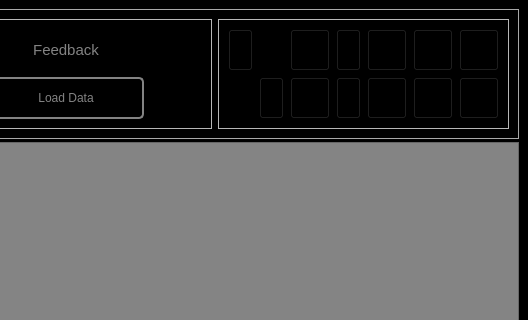
Old version of the form Scanner GUI/Plotters Control/Plotter/plotter.ui in the repository afylab/nanoSQUID-Scanning-Software; both pictures show x 542 to 1070 and y 0 to 320 of the 1070 by 868 pixel window.
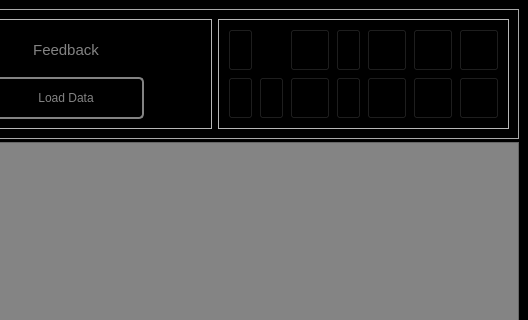
New version of the form. Icons and pictures are not drawn.

```diff
--- a/Scanner GUI/Plotters Control/Plotter/plotter.ui
+++ b/Scanner GUI/Plotters Control/Plotter/plotter.ui
@@ -765,6 +765,47 @@
             </property>
            </widget>
           </item>
+          <item row="1" column="0">
+           <widget class="QPushButton" name="pushButton_CropWindow">
+            <property name="enabled">
+             <bool>true</bool>
+            </property>
+            <property name="sizePolicy">
+             <sizepolicy hsizetype="Preferred" vsizetype="Preferred">
+              <horstretch>0</horstretch>
+              <verstretch>0</verstretch>
+             </sizepolicy>
+            </property>
+            <property name="minimumSize">
+             <size>
+              <width>20</width>
+              <height>20</height>
+             </size>
+            </property>
+            <property name="toolTip">
+             <string>&lt;html&gt;&lt;head/&gt;&lt;body&gt;&lt;p&gt;Crop the data to the selected area&lt;/p&gt;&lt;/body&gt;&lt;/html&gt;</string>
+            </property>
+            <property name="styleSheet">
+             <string notr="true">QPushButton:disabled#pushButton_CropWindow {image:url(:/nSOTScanner/Pictures/lock.png)}
+
+#pushButton_CropWindow{
+image:url(:/nSOTScanner/Pictures/Crop.jpg);
+background: black;
+
+}
+
+QPushButton:pressed#pushButton_CropWindow{
+image:url(:/nSOTScanner/Pictures/Crop.jpg);
+background: black;
+border: 2px rgb(131,131,131);
+border-radius: 5px
+}</string>
+            </property>
+            <property name="text">
+             <string/>
+            </property>
+           </widget>
+          </item>
          </layout>
         </widget>
        </item>
```
